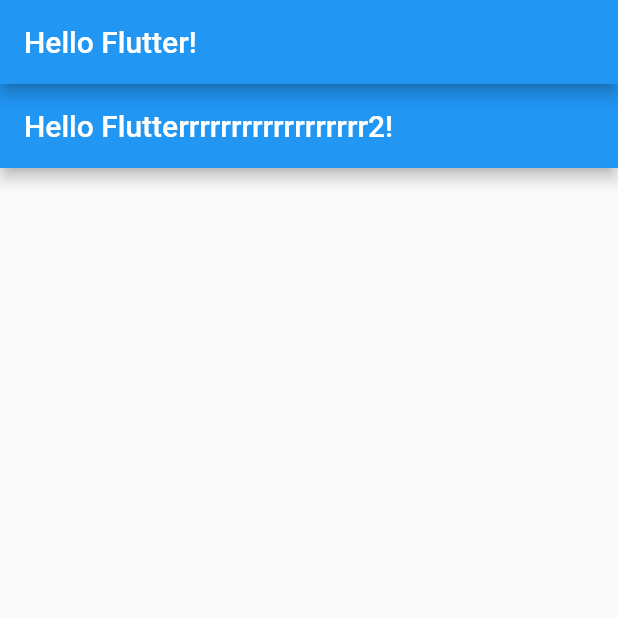
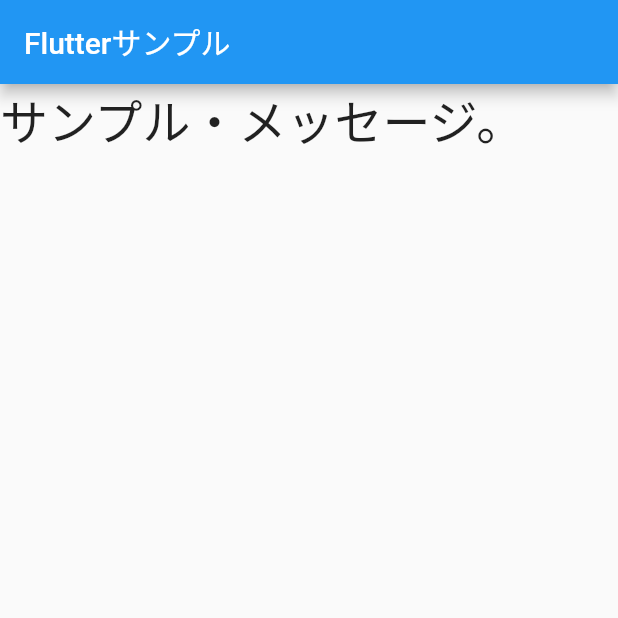
Before and after one commit to yuki-snow1823/flutter, a Flutter app: the screen it shows after launch, on a phone screen of 412 x 824 dp, the top half of it. Run offline on Flutter 3.47's test engine with Material 2 defaults, Android fonts, the phone set to English and light mode, and no system bars.

Commit message:
ステートフルウィジェット

```diff
--- a/lib/main.dart
+++ b/lib/main.dart
@@ -5,6 +5,8 @@ void main() => runApp(new MyApp());
 
 
 class MyApp extends StatelessWidget {
+  final title = 'Flutterサンプル';
+  final message = 'サンプル・メッセージ。';
 
   @override
   Widget build(BuildContext context) {
@@ -12,16 +14,51 @@ class MyApp extends StatelessWidget {
 
     return new MaterialApp(
       title: 'Flutter Demo',
-
-
-      home: Scaffold( // 多分基本的なものだろう
-        appBar: AppBar(
-          title: Text('Hello Flutter!'),
-        ),
-        body: Scaffold (appBar: AppBar(
-          title: Text('Hello Flutterrrrrrrrrrrrrrrrrr2!')
-          )
+      home: new MyHomePage(
+        title:this.title,
+        message:this.message
       ),
     );
   }
 }
+
+
+class MyHomePage extends StatefulWidget { // ステートあり
+  final String title;
+  final String message;
+
+
+  MyHomePage({this.title, this.message}): super();
+
+
+  @override
+  _MyHomePageState createState() => new _MyHomePageState(); // ここで必ず作る
+}
+
+
+class _MyHomePageState extends State<MyHomePage> { // 何にステートを持たせるか<>でくくる
+
+
+  @override
+  Widget build(BuildContext context) {
+
+
+    return Scaffold(
+
+
+      appBar: AppBar(
+        title: Text(widget.title),
+      ),
+
+
+      body: Text(
+        widget.message,
+        style: TextStyle(fontSize:32.0),
+       ),
+
+
+    );
+
+
+  }
+}
```
